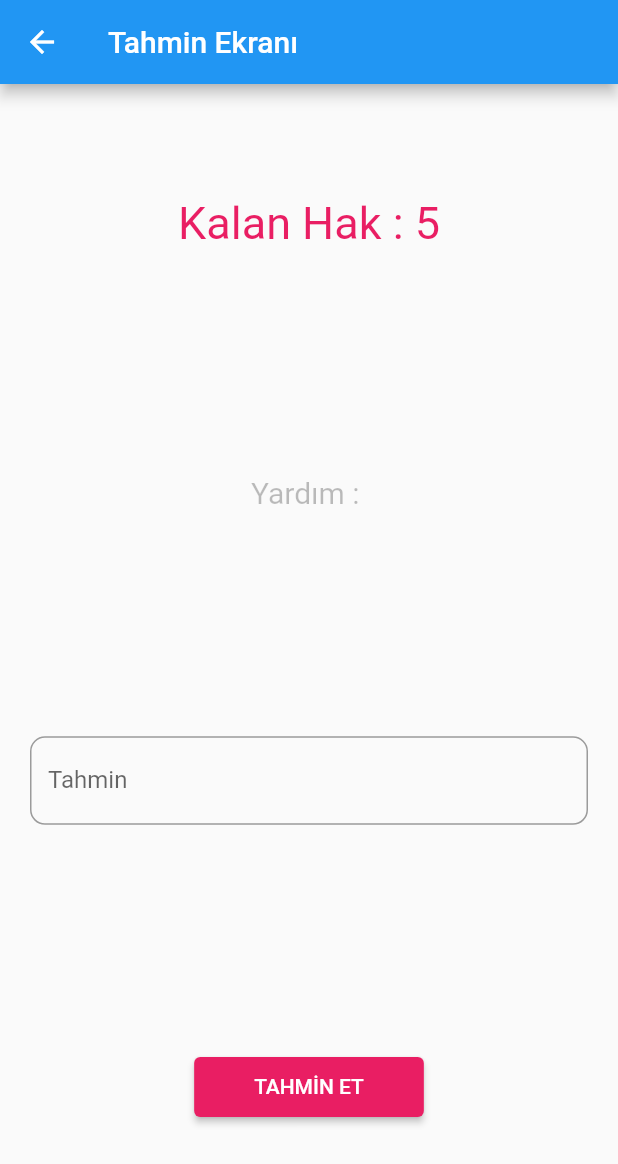
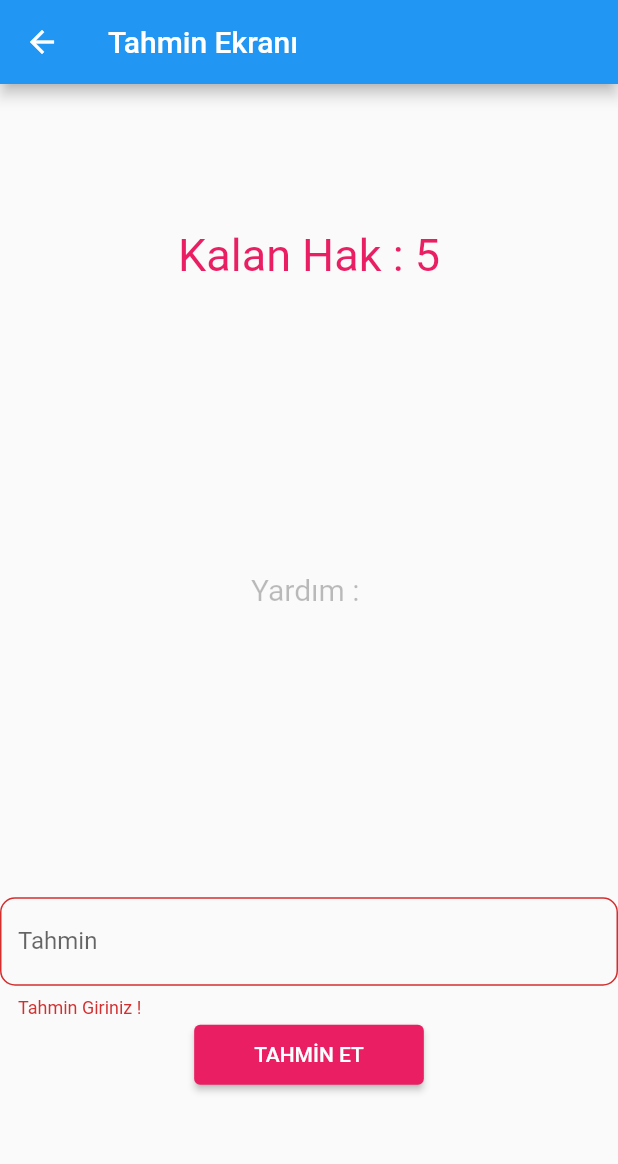
Before and after one commit to furkanseven/flutter-sayi-tahmini, a Flutter app: the Guess screen opened directly, after a tap on "TAHMİN ET", on a phone screen of 412 x 824 dp. Shown: the top 1164 px of the screen. Run offline on Flutter 3.47's test engine with Material 2 defaults, Android fonts, the phone set to English and light mode, and no system bars.

Commit message:
Boş değer hatası giderildi
Tahmin girilmediğinde Textfield null olduğundan program hata verip sonlanıyordu. null kontrolü yapıldı hata giderildi

```diff
--- a/tahmin/lib/Guess.dart
+++ b/tahmin/lib/Guess.dart
@@ -12,12 +12,12 @@ class Guess extends StatefulWidget {
 class _GuessState extends State<Guess> {
 
   int hak=5;
-  final tfController=TextEditingController();
+  var tfController=TextEditingController();
   var randomNum=Random().nextInt(101);
   String help="";
+  var formKey = GlobalKey<FormState>();
   @override
   void initState() {
-    // TODO: implement initState
     super.initState();
     print(randomNum);
   }
@@ -40,20 +40,31 @@ class _GuessState extends State<Guess> {
               fontSize: 20,
               color: Colors.black26,
             ),),
-            Padding(
-              padding: const EdgeInsets.only(left:20,right:20),
-              child: TextField(
+             Form(
+              key: formKey,
+               child: Column(
+                 children: [
+                   TextFormField(
                      controller: tfController,
                      keyboardType: TextInputType.number,
                      decoration: InputDecoration(
                        labelText: 'Tahmin',
                        border: OutlineInputBorder(borderRadius: BorderRadius.circular(10)),
                      ),
+                     validator: (girilenDeger){
+                       if(girilenDeger!.isEmpty){
+                         print(girilenDeger);
+                         return "Tahmin Giriniz !";
+                       }
+                       return null;
+                     },
                    ),
-            ),
+
                    ElevatedButton(onPressed: (){
+                     bool tahminControl = formKey.currentState!.validate();
+
+                     if(tahminControl){
                        int tahmin = int.parse(tfController.text);
-
                        if(tahmin>randomNum){
                          setState(() {
                            help='Tahmin azalt';
@@ -76,6 +87,7 @@ class _GuessState extends State<Guess> {
                        if(hak==0){
                          Navigator.pushReplacement(context, MaterialPageRoute(builder: (context)=>End(sonuc: false)));
                        }
+                     }
                    },
                      child: Padding(
                        padding: const EdgeInsets.only(top:12,bottom: 12,left:24,right: 24),
@@ -86,6 +98,13 @@ class _GuessState extends State<Guess> {
                      ),),
                  ],
                ),
+
+             ),
+
+
+
+          ],
+        ),
       ),
     );
   }
```
Lines whose indentation alone changed are shown as unchanged.
